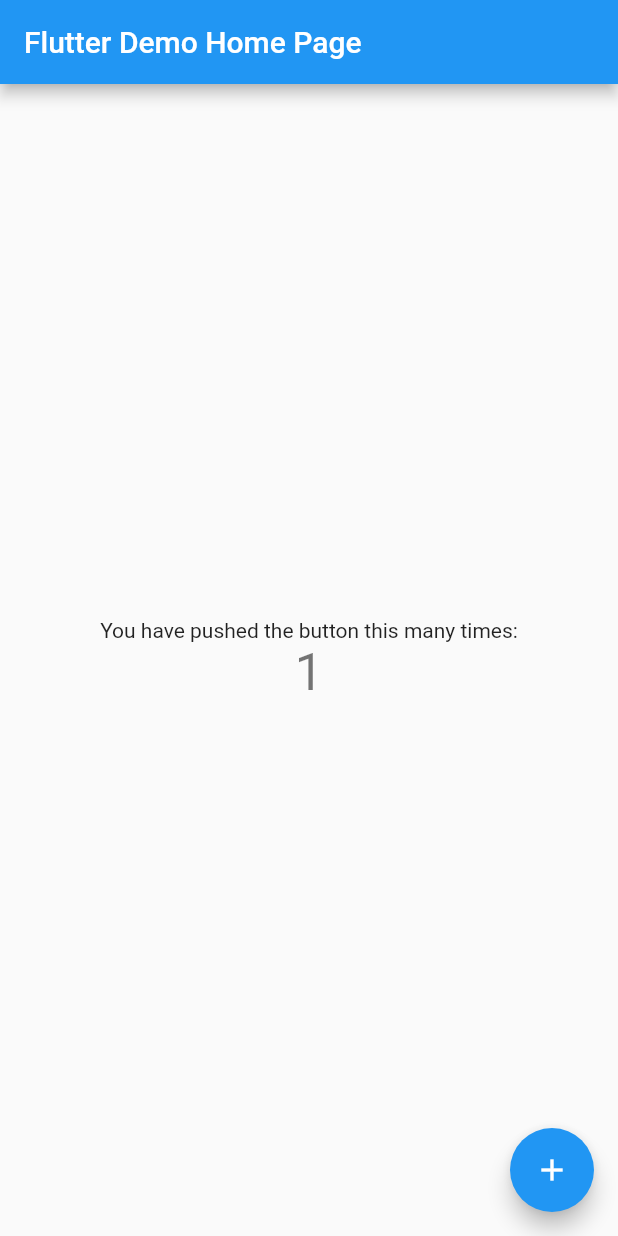
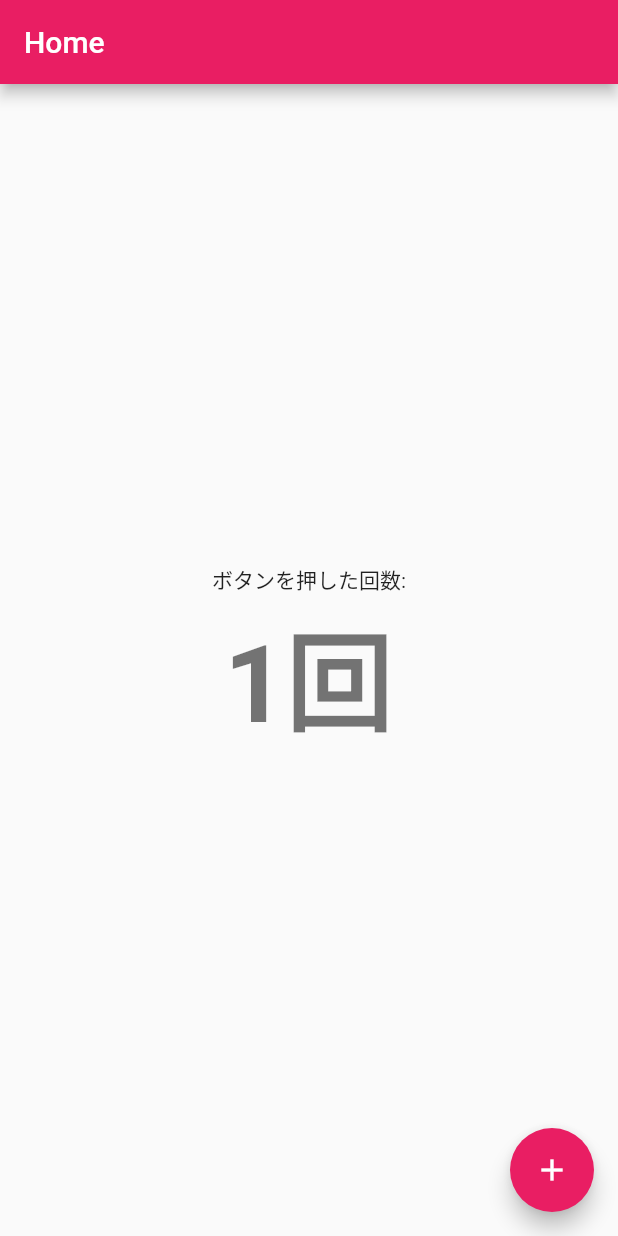
Before and after one commit to m1z0-753/flutter-first-app, a Flutter app: the screen it shows after launch, after a tap on the "add" icon, on a phone screen of 412 x 824 dp. Run offline on Flutter 3.47's test engine with Material 2 defaults, Android fonts, the phone set to English and light mode, and no system bars.

Commit message:
update default-sample

```diff
--- a/lib/main.dart
+++ b/lib/main.dart
@@ -1,101 +1,69 @@
 import 'package:flutter/material.dart';
 
-void main() => runApp(MyApp());
+// void main() => runApp(MyApp());
+void main() {
+  runApp(MyApp());
+}
 
 class MyApp extends StatelessWidget {
-  // This widget is the root of your application.
   @override
   Widget build(BuildContext context) {
     return MaterialApp(
       title: 'Flutter Demo',
       theme: ThemeData(
-        // This is the theme of your application.
-        //
-        // Try running your application with "flutter run". You'll see the
-        // application has a blue toolbar. Then, without quitting the app, try
-        // changing the primarySwatch below to Colors.green and then invoke
-        // "hot reload" (press "r" in the console where you ran "flutter run",
-        // or simply save your changes to "hot reload" in a Flutter IDE).
-        // Notice that the counter didn't reset back to zero; the application
-        // is not restarted.
-        primarySwatch: Colors.blue,
+        primarySwatch: Colors.pink,
+        textTheme: TextTheme(
+          display1: TextStyle(
+            fontSize: 72,
+            fontWeight: FontWeight.bold)
+        ),
       ),
-      home: MyHomePage(title: 'Flutter Demo Home Page'),
+      home: MyHomePage(title: 'Home'),
     );
   }
 }
 
 class MyHomePage extends StatefulWidget {
-  MyHomePage({Key key, this.title}) : super(key: key);
+  // コンストラクター
+  MyHomePage({Key key, String title}) : this.title = title, super(key: key);
 
-  // This widget is the home page of your application. It is stateful, meaning
-  // that it has a State object (defined below) that contains fields that affect
-  // how it looks.
-
-  // This class is the configuration for the state. It holds the values (in this
-  // case the title) provided by the parent (in this case the App widget) and
-  // used by the build method of the State. Fields in a Widget subclass are
-  // always marked "final".
-
+  // 受け取った文字列
   final String title;
 
+  // 継承
   @override
-  _MyHomePageState createState() => _MyHomePageState();
+  State<StatefulWidget> createState () => _MyHomePageState();
 }
 
 class _MyHomePageState extends State<MyHomePage> {
+  // 状態の保持と更新
   int _counter = 0;
 
   void _incrementCounter() {
     setState(() {
-      // This call to setState tells the Flutter framework that something has
-      // changed in this State, which causes it to rerun the build method below
-      // so that the display can reflect the updated values. If we changed
-      // _counter without calling setState(), then the build method would not be
-      // called again, and so nothing would appear to happen.
       _counter++;
+      if (_counter % 3 == 0) {
+        _neverSatisfied(context, _counter);
+      }
     });
   }
 
   @override
   Widget build(BuildContext context) {
-    // This method is rerun every time setState is called, for instance as done
-    // by the _incrementCounter method above.
-    //
-    // The Flutter framework has been optimized to make rerunning build methods
-    // fast, so that you can just rebuild anything that needs updating rather
-    // than having to individually change instances of widgets.
     return Scaffold(
       appBar: AppBar(
-        // Here we take the value from the MyHomePage object that was created by
-        // the App.build method, and use it to set our appbar title.
         title: Text(widget.title),
       ),
+      // pageの中身
       body: Center(
-        // Center is a layout widget. It takes a single child and positions it
-        // in the middle of the parent.
         child: Column(
-          // Column is also a layout widget. It takes a list of children and
-          // arranges them vertically. By default, it sizes itself to fit its
-          // children horizontally, and tries to be as tall as its parent.
-          //
-          // Invoke "debug painting" (press "p" in the console, choose the
-          // "Toggle Debug Paint" action from the Flutter Inspector in Android
-          // Studio, or the "Toggle Debug Paint" command in Visual Studio Code)
-          // to see the wireframe for each widget.
-          //
-          // Column has various properties to control how it sizes itself and
-          // how it positions its children. Here we use mainAxisAlignment to
-          // center the children vertically; the main axis here is the vertical
-          // axis because Columns are vertical (the cross axis would be
-          // horizontal).
           mainAxisAlignment: MainAxisAlignment.center,
           children: <Widget>[
             Text(
-              'You have pushed the button this many times:',
+              'ボタンを押した回数:',
             ),
             Text(
-              '$_counter',
+              '$_counter' + '回',
               style: Theme.of(context).textTheme.display1,
             ),
           ],
@@ -103,9 +71,39 @@ class _MyHomePageState extends State<MyHomePage> {
       ),
       floatingActionButton: FloatingActionButton(
         onPressed: _incrementCounter,
+        // onPressed: () => _incrementCounter(),
+        // onPressed: () { _incrementCounter(); },
         tooltip: 'Increment',
         child: Icon(Icons.add),
-      ), // This trailing comma makes auto-formatting nicer for build methods.
+      ),
     );
   }
 }
+
+Future<void> _neverSatisfied(context, _counter) async {
+  return showDialog<void>(
+    context: context,
+    barrierDismissible: false, // user must tap button!
+    builder: (BuildContext context) {
+      return AlertDialog(
+        title: Text('アホになれ！'),
+        content: SingleChildScrollView(
+          child: ListBody(
+            children: <Widget>[
+              Text('ボタンを押した回数が'),
+              Text('$_counter' + '回になりました'),
+            ],
+          ),
+        ),
+        actions: <Widget>[
+          FlatButton(
+            child: Text('なった'),
+            onPressed: () {
+              Navigator.of(context).pop();
+            },
+          ),
+        ],
+      );
+    },
+  );
+}
```
